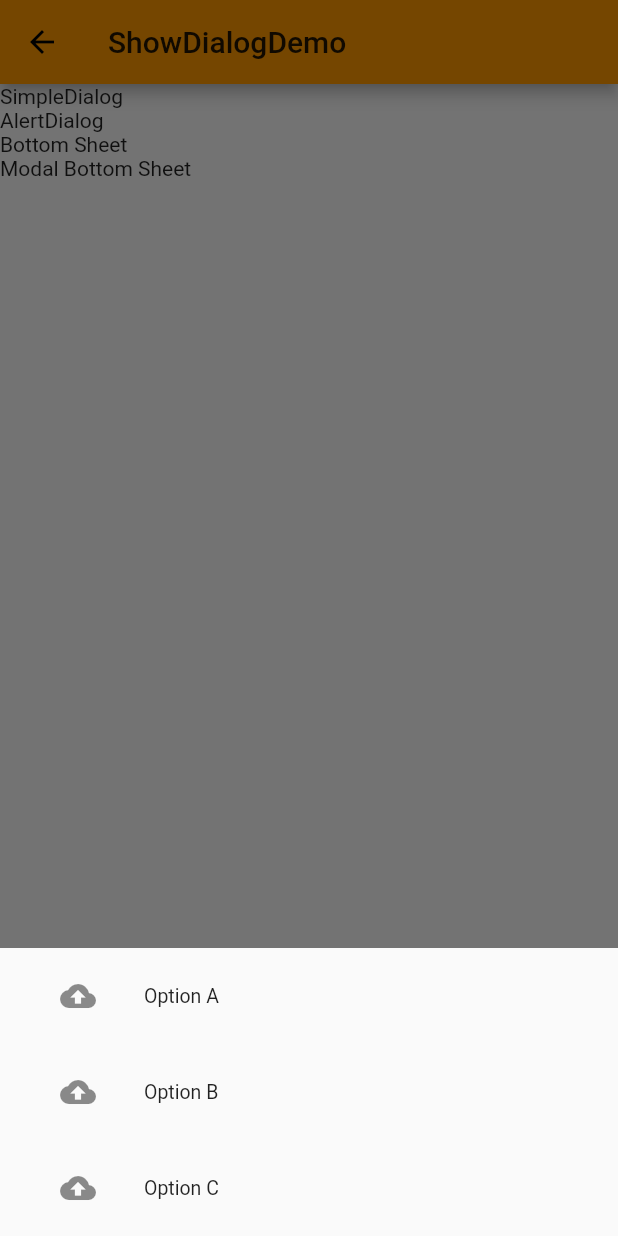
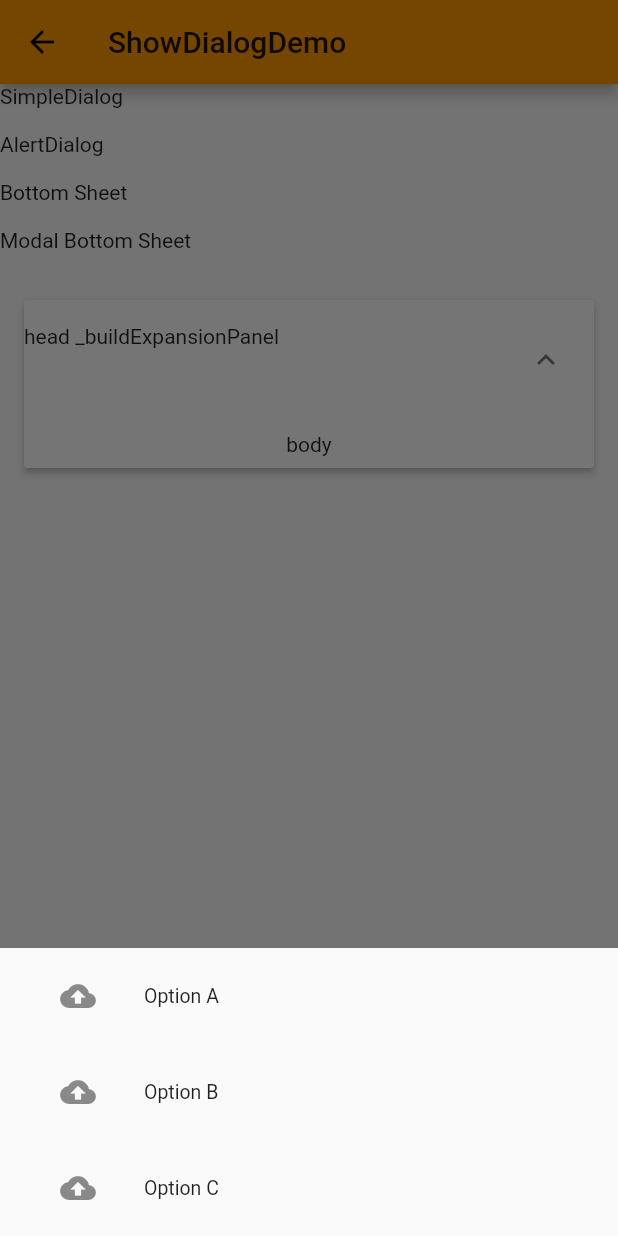
Before and after one commit to Ccixyj/flutter_start, a Flutter app: the ShowDialogDemo screen opened directly, after a tap on "Modal Bottom Sheet", on a phone screen of 412 x 824 dp. Run offline on Flutter 3.47's test engine with Material 2 defaults, Android fonts, the phone set to English and light mode, and no system bars; network calls fail.

Commit message:
ls12 dialog

```diff
--- a/lib/main.dart
+++ b/lib/main.dart
@@ -15,6 +15,7 @@ class MyApp extends StatelessWidget {
 //      debugShowCheckedModeBanner: false,
       title: 'Flutter Demo',
       theme: ThemeData(
+
           // This is the theme of your application.
           //
           // Try running your application with "flutter run". You'll see the
--- a/lib/me/start/page/show_dialog_demo.dart
+++ b/lib/me/start/page/show_dialog_demo.dart
@@ -18,11 +18,17 @@ class ShowDialogDemo extends StatelessWidget {
               _showDialog(context, (c) => _buildSimpleDialog(c));
             },
           ),
+          SizedBox(
+            height: 16,
+          ),
           InkWell(
             child: Text("AlertDialog"),
             onTap: () {
               _showDialog(context, (c) => _buildAlterDialog(c));
             },
+          ),
+          SizedBox(
+            height: 16,
           ),
           InkWell(
             child: Text("Bottom Sheet"),
@@ -30,22 +36,23 @@ class ShowDialogDemo extends StatelessWidget {
               _sKey.currentState.showBottomSheet(_buildBottomSheet);
             },
           ),
+          SizedBox(
+            height: 16,
+          ),
           InkWell(
             child: Text("Modal Bottom Sheet"),
             onTap: () {
-              debugPrint("context ${_sKey.currentContext}");
-              showModalBottomSheet(
-                context: _sKey.currentContext,
-                builder: (c) => Column(
-                      mainAxisSize: MainAxisSize.min,
-                      children: opts.entries
-                          .toList()
-                          .map((e) => _buildSimpleOption(c, e))
-                          .toList(),
-                    ),
-              );
+              _showBottomSheetModal(_sKey.currentContext);
             },
           ),
+          SizedBox(
+            height: 16,
+          ),
+          _buildExpansionPanel(),
+          SizedBox(
+            height: 16,
+          ),
+//          ExpansionPanelDemo(),
         ],
       ),
     );
@@ -72,7 +79,6 @@ class ShowDialogDemo extends StatelessWidget {
   }
 
   _showDialog(BuildContext context, WidgetBuilder builderDialog) async {
-    debugPrint("_showSimpleDialog context $context ${context.owner}");
     final res = await showDialog(context: context, builder: builderDialog);
 
     debugPrint("await dialog result => $res");
@@ -135,4 +141,162 @@ class ShowDialogDemo extends StatelessWidget {
       ),
     );
   }
+
+  _showBottomSheetModal(BuildContext c) async {
+    final f = await showModalBottomSheet(
+      context: c,
+      builder: (c) => Column(
+            mainAxisSize: MainAxisSize.min,
+            children: opts.entries
+                .toList()
+                .map((e) => _buildSimpleOption(c, e))
+                .toList(),
+          ),
+    );
+
+    debugPrint("result $f");
+  }
+
+  Widget _buildExpansionPanel() {
+    bool showBody = true;
+    return StatefulBuilder(builder: (c, fn) {
+//      debugPrint("StatefulBuilder $c , $fn");
+//      bool showBody = true;  此处无效！！！
+      return Padding(
+        padding: const EdgeInsets.all(16.0),
+        child: ExpansionPanelList(
+          expansionCallback: (index, ex) {
+            fn(() {
+              debugPrint("get expansion $showBody");
+              showBody = !ex;
+              debugPrint("set expansion $showBody");
+            });
+          },
+          children: [
+            ExpansionPanel(
+                isExpanded: showBody,
+                headerBuilder: (c, ex) {
+                  debugPrint("ExpansionPanel $ex");
+                  return Text("head _buildExpansionPanel");
+                },
+                body: GestureDetector(
+                  child: Container(
+                    child: Padding(
+                      padding: const EdgeInsets.all(8.0),
+                      child: Text("body"),
+                    ),
+                  ),
+                  onTap: () {},
+                )),
+          ],
+        ),
+      );
+    });
+  }
 }
+
+class ExpansionPanelDemo extends StatefulWidget {
+  @override
+  State createState() {
+    return ExpansionPanelState();
+  }
+}
+
+class ExpansionPanelState extends State<ExpansionPanelDemo> {
+  final _data = generateItems(3);
+
+  Item get firstItem => _data.first;
+
+  bool showBody = false;
+
+  @override
+  Widget build(BuildContext context) {
+    return Padding(
+      padding: const EdgeInsets.all(16.0),
+      child: ExpansionPanelList(
+        expansionCallback: (index, ex) {
+//          fn(() {
+//            debugPrint("get expansion $showBody");
+//            showBody = !ex;
+//            debugPrint("set expansion $showBody");
+//          });
+          setState(() {
+            debugPrint("get expansion $showBody");
+            showBody = !ex;
+            debugPrint("set expansion $showBody");
+          });
+        },
+        children: [
+          ExpansionPanel(
+              isExpanded: showBody,
+              headerBuilder: (c, ex) {
+                debugPrint("ExpansionPanel $ex");
+                return Text("head ExpansionPanelDemo");
+              },
+              body: GestureDetector(
+                child: Container(
+                  child: Padding(
+                    padding: const EdgeInsets.all(8.0),
+                    child: Text("body"),
+                  ),
+                ),
+                onTap: () {},
+              )),
+        ],
+      ),
+    );
+
+//    return ExpansionPanelList(
+//      expansionCallback: (int index, bool isExpanded) {
+//        setState(() {
+//          _data[index].isExpanded = !isExpanded;
+//        });
+//      },
+//      children: _data.map<ExpansionPanel>((Item item) {
+//        return ExpansionPanel(
+//          headerBuilder: (BuildContext context, bool isExpanded) {
+//            return ListTile(
+//              title: Text(item.headerValue),
+//            );
+//          },
+//          body: ListTile(
+//              title: Text(item.expandedValue),
+//              subtitle: Text('To delete this panel, tap the trash can icon'),
+//              trailing: Icon(Icons.delete),
+//              onTap: () {
+//                setState(() {
+//                  _data.removeWhere((currentItem) => item == currentItem);
+//                });
+//              }),
+//          isExpanded: item.isExpanded,
+//        );
+//      }).toList(),
+//    );
+  }
+}
+
+class Item {
+  Item({
+    this.expandedValue,
+    this.headerValue,
+    this.isExpanded = false,
+  });
+
+  String expandedValue;
+  String headerValue;
+  bool isExpanded;
+
+  @override
+  String toString() {
+    return 'Item{expandedValue: $expandedValue, headerValue: $headerValue, isExpanded: $isExpanded}';
+  }
+}
+
+List<Item> generateItems(int numberOfItems) {
+  return List.generate(numberOfItems, (int index) {
+    return Item(
+      headerValue: 'Panel $index',
+      expandedValue: 'This is item number $index',
+    );
+  });
+}
```
